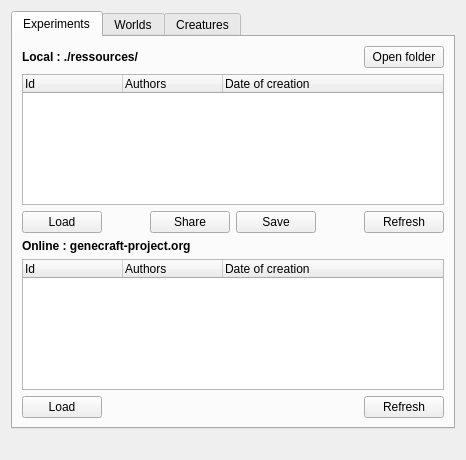
The window that src/genelab/core/ui/widgets/experiments/ressourcesbrowser.ui (GeneCraft/GeneCraft-Project) describes before a commit, drawn with Qt 5.
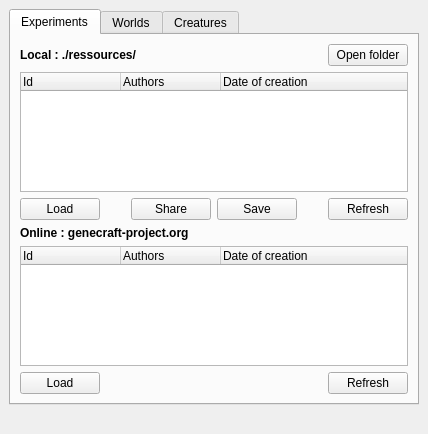
The same window after the commit. Icons and pictures are not drawn.

```diff
--- a/src/genelab/core/ui/widgets/experiments/ressourcesbrowser.ui
+++ b/src/genelab/core/ui/widgets/experiments/ressourcesbrowser.ui
@@ -6,22 +6,36 @@
    <rect>
     <x>0</x>
     <y>0</y>
-    <width>466</width>
-    <height>460</height>
+    <width>428</width>
+    <height>434</height>
    </rect>
   </property>
   <property name="windowTitle">
    <string>Form</string>
   </property>
+  <layout class="QGridLayout" name="gridLayout_4">
+   <property name="margin">
+    <number>0</number>
+   </property>
+   <item row="0" column="0">
+    <widget class="QScrollArea" name="scrollArea">
+     <property name="frameShape">
+      <enum>QFrame::NoFrame</enum>
+     </property>
+     <property name="widgetResizable">
+      <bool>true</bool>
+     </property>
+     <widget class="QWidget" name="scrollAreaWidgetContents">
+      <property name="geometry">
+       <rect>
+        <x>0</x>
+        <y>0</y>
+        <width>428</width>
+        <height>434</height>
+       </rect>
+      </property>
   <layout class="QGridLayout" name="gridLayout">
-   <item row="3" column="0">
-    <widget class="QLabel" name="lblDb">
-     <property name="text">
-      <string/>
-     </property>
-    </widget>
-   </item>
-   <item row="2" column="0">
+       <item row="0" column="0">
     <widget class="QTabWidget" name="tabWidget">
      <property name="currentIndex">
       <number>0</number>
@@ -80,7 +94,7 @@
          </property>
          <property name="sizeHint" stdset="0">
           <size>
-           <width>40</width>
+               <width>5</width>
            <height>20</height>
           </size>
          </property>
@@ -152,7 +166,7 @@
          </property>
          <property name="sizeHint" stdset="0">
           <size>
-           <width>40</width>
+               <width>5</width>
            <height>20</height>
           </size>
          </property>
@@ -386,6 +400,17 @@
          <property name="icon">
           <iconset resource="../../../ressources/ressources.qrc">
            <normaloff>:/img/icons/refresh</normaloff>:/img/icons/refresh</iconset>
+             </property>
+            </widget>
+           </item>
+          </layout>
+         </widget>
+        </widget>
+       </item>
+       <item row="1" column="0">
+        <widget class="QLabel" name="lblDb">
+         <property name="text">
+          <string/>
          </property>
         </widget>
        </item>
```
Lines whose indentation alone changed are shown as unchanged.
